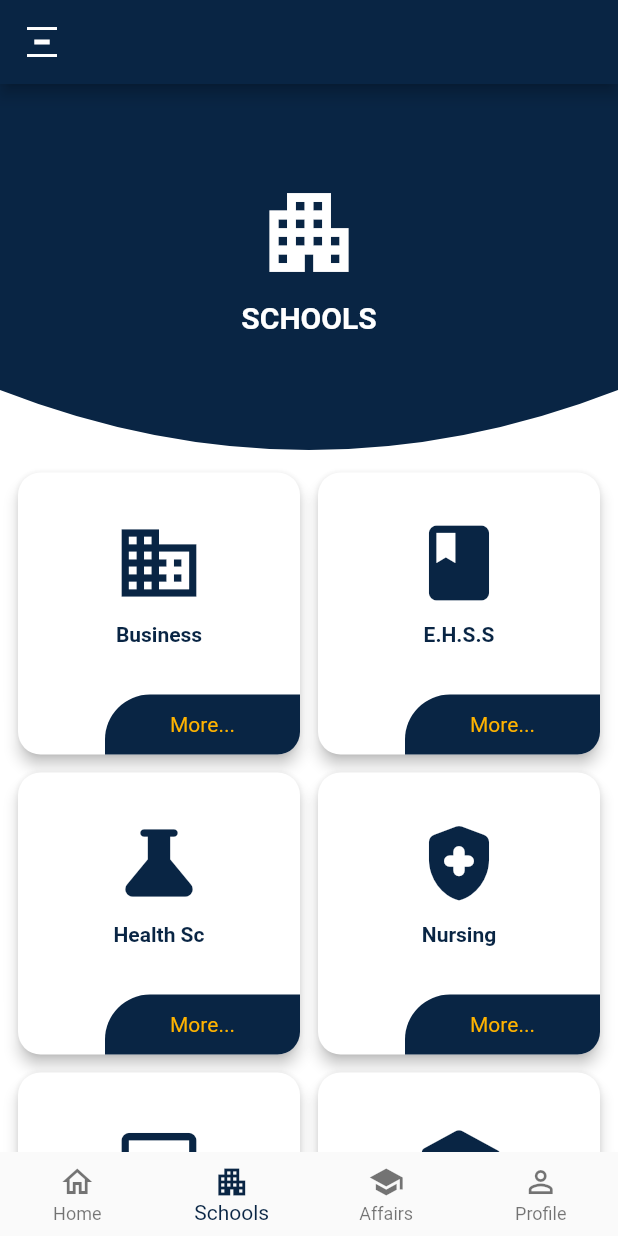
After one commit to Francmape/ueab, a Flutter app: the HomeBaseScreen screen opened by its route, item 2 of the bottom bar chosen, on a phone screen of 412 x 824 dp. The commit adds this screen. Run offline on Flutter 3.47's test engine with Material 2 defaults, Android fonts, the light colour scheme and no system bars; our stand-ins replace flutter_spinkit, percent_indicator, shared_preferences; accounts and stored records are empty; network calls fail.

Commit message:
App Update

```diff
--- a/lib/screens/home/home_screen.dart
+++ b/lib/screens/home/home_screen.dart
@@ -5,7 +5,6 @@ import 'dart:io' show Platform;
 import 'package:percent_indicator/circular_percent_indicator.dart';
 
 class HomeScreen extends StatefulWidget {
-  static const routeName = '/home';
   const HomeScreen({Key? key}) : super(key: key);
 
   @override
--- a/lib/screens/home/home_screen_base.dart
+++ b/lib/screens/home/home_screen_base.dart
@@ -1,6 +1,8 @@
 import 'package:flutter/material.dart';
 import 'package:flutter/cupertino.dart';
 import 'package:provider/provider.dart';
+import '../../screens/schools/schools_screen.dart';
+import '../../screens/students_affairs/students_affairs_screen.dart';
 import '../../screens/home/drawer_screen.dart';
 import '../../providers/auth_provider.dart';
 import '../../screens/home/home_screen.dart';
@@ -24,10 +26,10 @@ class _HomeBaseScreenState extends State<HomeBaseScreen> {
   bool isDrawerOpen = false;
 
   List<Widget> screens = [
-    HomeScreen(),
-    HomeScreen(),
-    HomeScreen(),
-    HomeScreen(),
+    const HomeScreen(),
+    const SchoolsScreen(),
+    const StudentsAffairsScreen(),
+    const HomeScreen(),
   ];
 
   void _onItemTapped(int index) {
@@ -40,14 +42,14 @@ class _HomeBaseScreenState extends State<HomeBaseScreen> {
         });
         break;
       case 1:
-        print('Favorites');
+        print('Schools');
         setState(() {
           _index = index;
           _title = 'Favorites';
         });
         break;
       case 2:
-        print('Payments');
+        print('Affairs');
         setState(() {
           _index = index;
           _title = '';
--- /dev/null
+++ b/lib/screens/schools/schools_screen.dart
@@ -0,0 +1,139 @@
+import 'package:flutter/material.dart';
+import 'package:flutter/cupertino.dart';
+import 'package:flutter/painting.dart';
+import 'package:ueab/widgets/top_curve.dart';
+
+class SchoolsScreen extends StatefulWidget {
+  const SchoolsScreen({Key? key}) : super(key: key);
+
+  @override
+  _SchoolsScreenState createState() => _SchoolsScreenState();
+}
+
+class _SchoolsScreenState extends State<SchoolsScreen> {
+  Widget _itemCard({required String text, required IconData iconData}) {
+    return Card(
+      elevation: 4,
+      color: Colors.white,
+      shape: RoundedRectangleBorder(
+        // side: BorderSide(color: Colors.blue, width: 1),
+        borderRadius: BorderRadius.circular(15),
+      ),
+      child: SizedBox(
+        height: 100.0,
+        child: Stack(
+          children: [
+            Center(
+              child: Column(
+                children: [
+                  const SizedBox(height: 30.0),
+                  Icon(iconData,
+                      color: Theme.of(context).primaryColor, size: 60),
+                  const SizedBox(height: 10.0),
+                  Text(
+                    text,
+                    style: TextStyle(
+                        fontWeight: FontWeight.bold,
+                        color: Theme.of(context).primaryColor),
+                  ),
+                ],
+              ),
+            ),
+            Positioned.fill(
+                child: Align(
+              alignment: Alignment.bottomRight,
+              child: Container(
+                height: 40.0,
+                width: 130.0,
+                decoration: BoxDecoration(
+                    borderRadius: const BorderRadius.only(
+                        bottomRight: Radius.circular(15.0),
+                        topLeft: Radius.circular(30.0)),
+                    color: Theme.of(context).primaryColor),
+                child: Row(
+                  mainAxisAlignment: MainAxisAlignment.center,
+                  children: [
+                    Text('More...',
+                        style: TextStyle(color: Colors.amber.shade600)),
+                  ],
+                ),
+              ),
+            ))
+          ],
+        ),
+      ),
+    );
+  }
+
+  @override
+  Widget build(BuildContext context) {
+    var size = MediaQuery.of(context).size;
+    return SizedBox(
+      height: size.height,
+      child: Stack(children: [
+        TopCurve(),
+        Column(
+          children: [
+            const SizedBox(height: 120),
+            const Icon(Icons.apartment, size: 70, color: Colors.white),
+            const SizedBox(height: 10),
+            Row(
+              mainAxisAlignment: MainAxisAlignment.center,
+              children: const [
+                Text(
+                  'SCHOOLS',
+                  style: TextStyle(
+                      color: Colors.white,
+                      fontSize: 20,
+                      fontWeight: FontWeight.bold),
+                ),
+              ],
+            ),
+            const SizedBox(height: 80),
+            Expanded(
+              child: GridView.count(
+                  crossAxisCount: 2,
+                  childAspectRatio: 1.0,
+                  padding: const EdgeInsets.all(8.0),
+                  mainAxisSpacing: 4.0,
+                  crossAxisSpacing: 4.0,
+                  children: [
+                    InkWell(
+                      child:
+                          _itemCard(text: 'Business', iconData: Icons.business),
+                      onTap: () {},
+                    ),
+                    InkWell(
+                      child: _itemCard(text: 'E.H.S.S', iconData: Icons.class_),
+                      onTap: () {},
+                    ),
+                    InkWell(
+                      child: _itemCard(
+                          text: 'Health Sc', iconData: Icons.science_rounded),
+                      onTap: () {},
+                    ),
+                    InkWell(
+                      child: _itemCard(
+                          text: 'Nursing',
+                          iconData: Icons.health_and_safety_rounded),
+                      onTap: () {},
+                    ),
+                    InkWell(
+                      child: _itemCard(
+                          text: 'Science Tech', iconData: Icons.computer),
+                      onTap: () {},
+                    ),
+                    InkWell(
+                      child: _itemCard(
+                          text: 'Postgraduate Studies',
+                          iconData: Icons.school_rounded),
+                      onTap: () {},
+                    ),
+                  ]),
+            ),
+          ],
+        )
+      ]),
+    );
+  }
+}
--- /dev/null
+++ b/lib/widgets/top_curve.dart
@@ -0,0 +1,31 @@
+import 'package:flutter/material.dart';
+
+class TopCurve extends StatelessWidget {
+  @override
+  Widget build(BuildContext context) {
+    return ClipPath(
+      clipper: ClippingClass(),
+      child: Container(
+        width: MediaQuery.of(context).size.width,
+        height: 300.0,
+        decoration: BoxDecoration(color: Theme.of(context).primaryColor),
+      ),
+    );
+  }
+}
+
+class ClippingClass extends CustomClipper<Path> {
+  @override
+  Path getClip(Size size) {
+    var path = Path();
+    path.lineTo(0.0, size.height-40);
+    path.quadraticBezierTo(size.width/4, size.height, size.width/2, size.height);
+    path.quadraticBezierTo(size.width-(size.width/4), size.height ,size.width, size.height-40);
+    path.lineTo(size.width,0.0);
+    path.close();
+    return path;
+  }
+
+  @override
+  bool shouldReclip(covariant CustomClipper<Path> oldClipper) => false;
+}
```
Also changed, not shown: lib/screens/students_affairs/students_affairs_screen.dart (added, +77 -0 lines).
